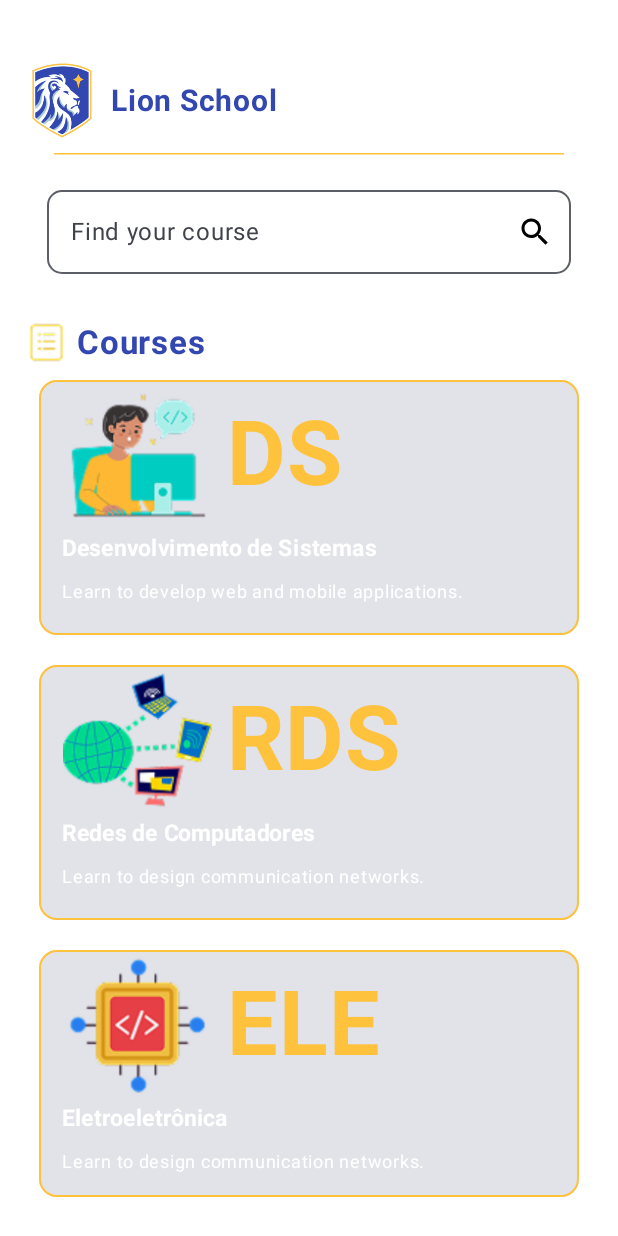
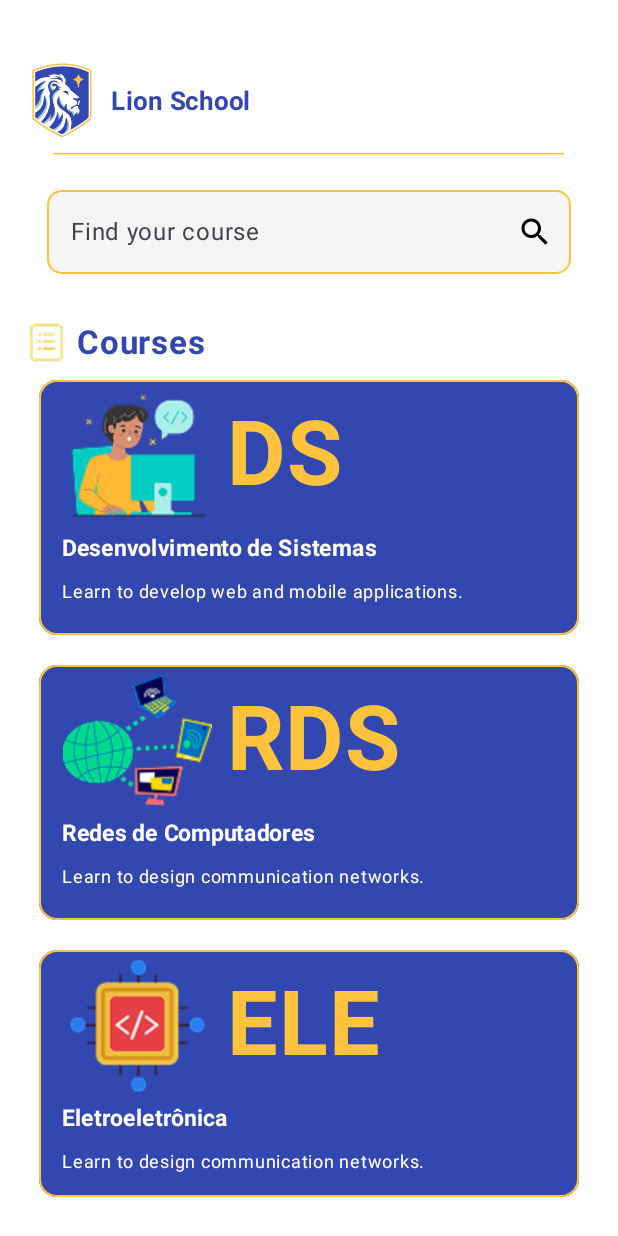
Before and after one commit to Bielxs633/Lion_School, an Android app built with Jetpack Compose: the composable CourseScreen shown on its own in the app's theme, on a phone screen of 412 x 824 dp. Run offline under Robolectric (Android 15) with nearby library versions, the phone set to English and light mode, and no system bars.

Commit message:
fim da aula

```diff
--- a/app/src/main/java/br/senai/sp/jandira/lionschool/screens/TelaCursos.kt
+++ b/app/src/main/java/br/senai/sp/jandira/lionschool/screens/CourseScreen.kt
@@ -17,21 +17,19 @@ import androidx.compose.foundation.layout.width
 import androidx.compose.foundation.shape.RoundedCornerShape
 import androidx.compose.material.icons.Icons
 import androidx.compose.material.icons.filled.Search
-import androidx.compose.material3.ButtonDefaults
 import androidx.compose.material3.Card
 import androidx.compose.material3.CardDefaults
 import androidx.compose.material3.HorizontalDivider
 import androidx.compose.material3.Icon
 import androidx.compose.material3.OutlinedTextField
+import androidx.compose.material3.OutlinedTextFieldDefaults
 import androidx.compose.material3.Text
-import androidx.compose.material3.TextField
 import androidx.compose.runtime.Composable
 import androidx.compose.ui.Alignment
 import androidx.compose.ui.Modifier
 import androidx.compose.ui.graphics.Brush
 import androidx.compose.ui.graphics.Color
-import androidx.compose.ui.layout.ContentScale
-import androidx.compose.ui.modifier.modifierLocalMapOf
+import androidx.compose.ui.res.colorResource
 import androidx.compose.ui.res.painterResource
 import androidx.compose.ui.res.stringResource
 import androidx.compose.ui.text.font.FontWeight
@@ -41,7 +39,7 @@ import androidx.compose.ui.unit.sp
 import br.senai.sp.jandira.lionschool.R
 
 @Composable
-fun TelaCursos(modifier: Modifier = Modifier) {
+fun CourseScreen(modifier: Modifier = Modifier) {
     Box(
         modifier = Modifier
             .fillMaxSize()
@@ -65,8 +63,6 @@ fun TelaCursos(modifier: Modifier = Modifier) {
                 verticalAlignment = Alignment.CenterVertically,
                 modifier = Modifier
                     .padding(top = 26.dp)
-
-
             ) {
                 Image(
                     painter = painterResource(id = R.drawable.lion_logo),
@@ -84,7 +80,7 @@ fun TelaCursos(modifier: Modifier = Modifier) {
                 ) {
                     Text(
                         text = stringResource(R.string.lion_nome),
-                        fontSize = 20.sp,
+                        fontSize = 17.sp,
                         fontWeight = FontWeight.Bold,
                         color = Color(color = 0xFF3347B0)
 
@@ -117,7 +113,11 @@ fun TelaCursos(modifier: Modifier = Modifier) {
                 modifier = Modifier
                     .padding(15.dp)
                     .fillMaxWidth(),
-                shape = RoundedCornerShape(10.dp)
+                shape = RoundedCornerShape(10.dp),
+                colors = OutlinedTextFieldDefaults.colors(
+                    unfocusedBorderColor = colorResource(R.color.lion_color_yellow),
+                    unfocusedContainerColor = colorResource(R.color.lion_color_light_gray)
+                )
             )
             Row(
                 verticalAlignment = Alignment.CenterVertically,
@@ -152,6 +152,9 @@ fun TelaCursos(modifier: Modifier = Modifier) {
                     border = BorderStroke(
                         width = 1.dp,
                         color = Color(color = 0xFFFFC23D)
+                    ),
+                    colors = CardDefaults.cardColors(
+                        containerColor = Color(color = 0xFF3347B0)
                     )
                 ) {
                     Column(
@@ -229,7 +232,10 @@ fun TelaCursos(modifier: Modifier = Modifier) {
                     border = BorderStroke(
                         width = 1.dp,
                         color = Color(color = 0xFFFFC23D)
-                    )
+                    ),
+                    colors = CardDefaults.cardColors(
+                        containerColor = Color(color = 0xFF3347B0)
+                        )
                 ) {
                     Column(
                         modifier = Modifier
@@ -307,6 +313,9 @@ fun TelaCursos(modifier: Modifier = Modifier) {
                     border = BorderStroke(
                         width = 1.dp,
                         color = Color(color = 0xFFFFC23D)
+                    ),
+                    colors = CardDefaults.cardColors(
+                        containerColor = Color(color = 0xFF3347B0)
                     )
                 ) {
                     Column(
@@ -388,6 +397,6 @@ fun TelaCursos(modifier: Modifier = Modifier) {
 
 @Preview(showSystemUi = true)
 @Composable
-private fun TelaCursosPreview() {
-    TelaCursos()
+private fun CourseScreenPreview() {
+    CourseScreen()
 }
--- a/app/src/main/res/values/colors.xml
+++ b/app/src/main/res/values/colors.xml
@@ -7,4 +7,11 @@
     <color name="teal_700">#FF018786</color>
     <color name="black">#FF000000</color>
     <color name="white">#FFFFFFFF</color>
+
+    <color name="lion_color_blue">#3347B0</color>
+    <color name="lion_color_yellow">#FFC23D</color>
+    <color name="lion_color_gray">#9E9FA4</color>
+    <color name="lion_color_light_gray">#F5F5F5</color>
+    <color name="lion_color_light_white">#CFD4EA</color>
+    <color name="lion_color_purple_white">#9FA9E1</color>
 </resources>
--- a/app/src/main/res/values/strings.xml
+++ b/app/src/main/res/values/strings.xml
@@ -18,4 +18,8 @@
     <string name="ele3">Learn to design communication networks.</string>
     <string name="semestre">3 semesters</string>
     <string name="find_student">Find a student</string>
+    <string name="all">all</string>
+    <string name="studying">studying</string>
+    <string name="finished">finished</string>
+
 </resources>
```
Also changed, not shown: app/src/main/java/br/senai/sp/jandira/lionschool/screens/HomeScreen.kt (renamed from app/src/main/java/br/senai/sp/jandira/lionschool/screens/TelaInicial.kt, +3 -8 lines), app/src/main/java/br/senai/sp/jandira/lionschool/screens/StudentScreen.kt (added, +315 -0 lines), app/src/main/java/br/senai/sp/jandira/lionschool/screens/TelaAlunos.kt (deleted, +0 -164 lines).
